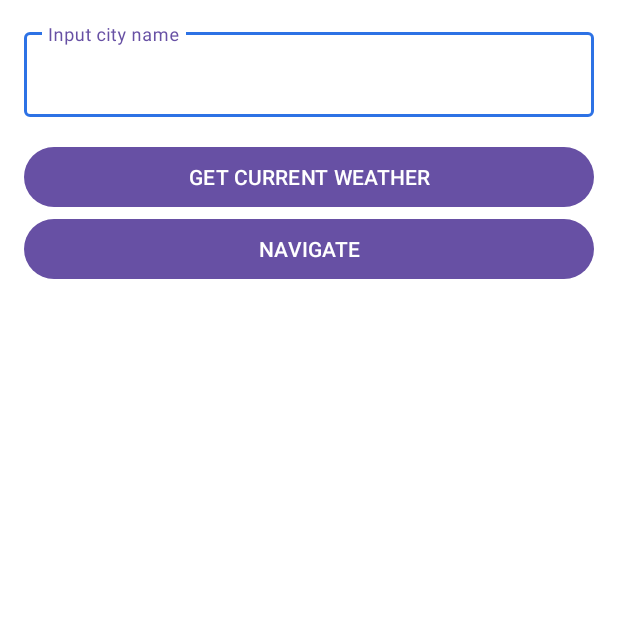
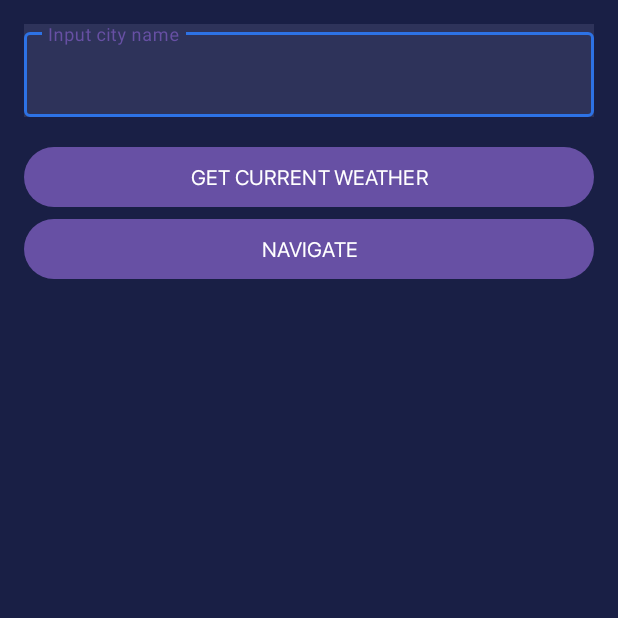
Before and after one commit to alimbeker/WeatherApplication, an Android app: the screen it shows after launch (MainActivity), on a phone screen of 412 x 824 dp, the top half of it. Run offline under Robolectric (Android 15) with nearby library versions, the phone set to English and light mode, and no system bars; our stand-ins replace Dagger/Hilt's generated code; pictures from the network do not load.

```diff
--- a/app/src/main/java/kz/onelab/weatherapplication/presentation/presentation/WeatherListFragment.kt
+++ b/app/src/main/java/kz/onelab/weatherapplication/presentation/presentation/WeatherListFragment.kt
@@ -12,6 +12,7 @@ import kz.onelab.weatherapplication.core.functional.Resource
 import kz.onelab.weatherapplication.presentation.presentation.adapter.WeatherAdapter
 import kz.onelab.weatherapplication.databinding.FragmentWeatherListBinding
 import kz.onelab.weatherapplication.presentation.model.WeatherList
+import kz.onelab.weatherapplication.presentation.presentation.decoration.OffsetDecoration
 
 
 @AndroidEntryPoint
@@ -60,6 +61,9 @@ class WeatherListFragment : BaseFragment<FragmentWeatherListBinding>(FragmentWea
             layoutManager = LinearLayoutManager(context)
             adapter = this@WeatherListFragment.adapter
             setHasFixedSize(true)
+
+            val offsetDecoration = OffsetDecoration(start = 4, top = 20, end = 2, bottom = 16)
+            binding.weatherRecyclerView.addItemDecoration(offsetDecoration)
         }
     }
 
--- a/app/src/main/res/layout/fragment_weather_info.xml
+++ b/app/src/main/res/layout/fragment_weather_info.xml
@@ -4,14 +4,17 @@
     xmlns:tools="http://schemas.android.com/tools"
     android:layout_width="match_parent"
     android:layout_height="match_parent"
-    android:background="@color/white"
+    android:background="@color/background_weather_list"
     android:orientation="vertical">
 
   <com.google.android.material.textfield.TextInputLayout
       android:layout_width="match_parent"
       android:layout_height="wrap_content"
       android:layout_margin="16dp"
-      android:hint="Input city name"
+      android:hint="@string/input_city_name"
+      android:fontFamily="@font/sf_pro"
+      android:textColorHint="#EBEBF5"
+      android:background="@color/search_background"
       app:boxBackgroundMode="outline"
       app:boxStrokeColor="@color/mainNemo"
       app:boxStrokeWidth="2dp">
@@ -30,6 +33,7 @@
       android:layout_width="match_parent"
       android:layout_height="wrap_content"
       android:layout_marginHorizontal="16dp"
+      android:fontFamily="@font/sf_pro"
       android:text="@string/get_current_weather"
       android:gravity="center"
       android:textAllCaps="true" />
@@ -40,6 +44,7 @@
       android:layout_height="wrap_content"
       android:layout_marginHorizontal="16dp"
       android:text="navigate"
+      android:fontFamily="@font/sf_pro"
       android:gravity="center"
       android:textAllCaps="true" />
 
--- a/app/src/main/res/layout/view_toolbar.xml
+++ b/app/src/main/res/layout/view_toolbar.xml
@@ -3,9 +3,6 @@
     android:layout_width="match_parent"
     android:layout_height="wrap_content"
     xmlns:tools="http://schemas.android.com/tools"
-    android:layout_marginStart="25dp"
-    android:layout_marginEnd="33dp"
-    android:layout_marginBottom="15dp"
     android:background="@drawable/rectangle">
 
     <TextView
--- a/app/src/main/res/values/colors.xml
+++ b/app/src/main/res/values/colors.xml
@@ -4,4 +4,6 @@
     <color name="white">#FFFFFFFF</color>
     <color name="mainNemo">#2D72E5</color>
     <color name="wind_color">#EBEBF599</color>
+    <color name="background_weather_list">#191f45</color>
+    <color name="search_background">#2E335A</color>
 </resources>
--- a/app/src/main/res/values/strings.xml
+++ b/app/src/main/res/values/strings.xml
@@ -3,4 +3,6 @@
     <string name="get_current_weather">get current weather</string>
     <!-- TODO: Remove or change this placeholder text -->
     <string name="hello_blank_fragment">Hello blank fragment</string>
+    <string name="weather">Weather</string>
+    <string name="input_city_name">Input city name</string>
 </resources>
```
Also changed, not shown: app/src/main/res/layout/fragment_weather_list.xml (+12 -0 lines).
